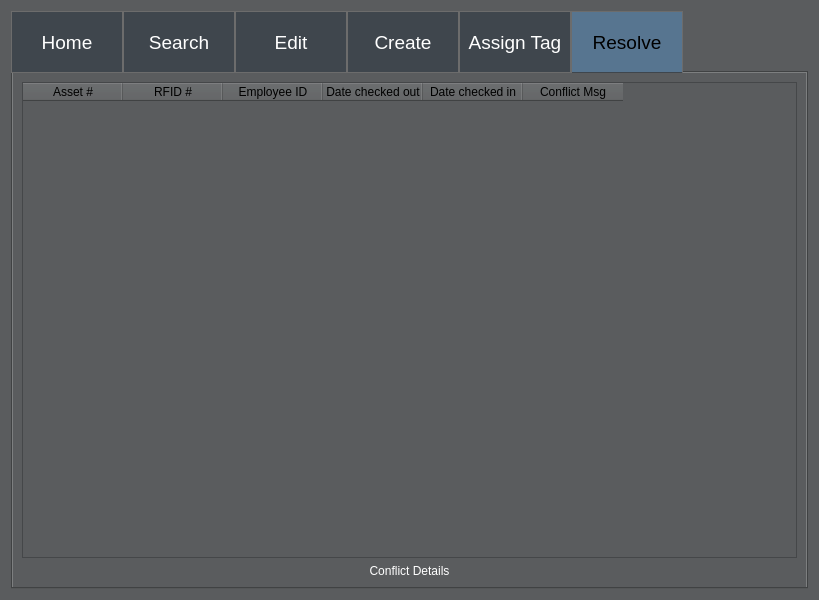
Qt form ui/Admin_Level2_Access.ui (Capstone-RFID/Code) before a commit.
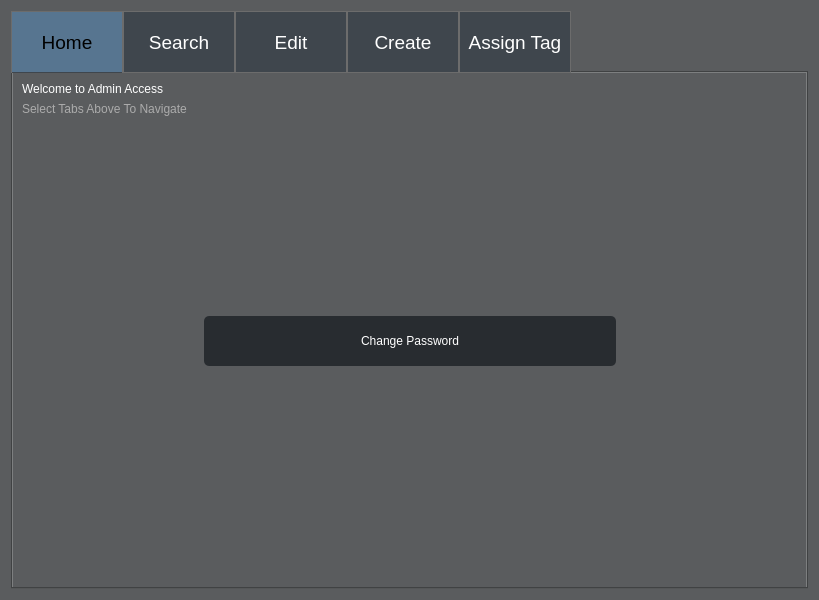
The same form after that commit. The open tabs and pages were chosen to show the change.

```diff
--- a/ui/Admin_Level2_Access.ui
+++ b/ui/Admin_Level2_Access.ui
@@ -1954,54 +1954,6 @@
        </item>
       </layout>
      </widget>
-     <widget class="QWidget" name="Resolve_Tab">
-      <attribute name="title">
-       <string>Resolve</string>
-      </attribute>
-      <layout class="QVBoxLayout" name="verticalLayout_12">
-       <item>
-        <widget class="QTableWidget" name="Resolve_Display_Conflicts_Table">
-         <column>
-          <property name="text">
-           <string>Asset #</string>
-          </property>
-         </column>
-         <column>
-          <property name="text">
-           <string>RFID #</string>
-          </property>
-         </column>
-         <column>
-          <property name="text">
-           <string>Employee ID</string>
-          </property>
-         </column>
-         <column>
-          <property name="text">
-           <string>Date checked out</string>
-          </property>
-         </column>
-         <column>
-          <property name="text">
-           <string>Date checked in</string>
-          </property>
-         </column>
-         <column>
-          <property name="text">
-           <string>Conflict Msg</string>
-          </property>
-         </column>
-        </widget>
-       </item>
-       <item>
-        <widget class="QPushButton" name="pushButton">
-         <property name="text">
-          <string>Conflict Details</string>
-         </property>
-        </widget>
-       </item>
-      </layout>
-     </widget>
     </widget>
    </item>
   </layout>
```
Left out of the diff: 12 changed lines with no effect on the pictures.
